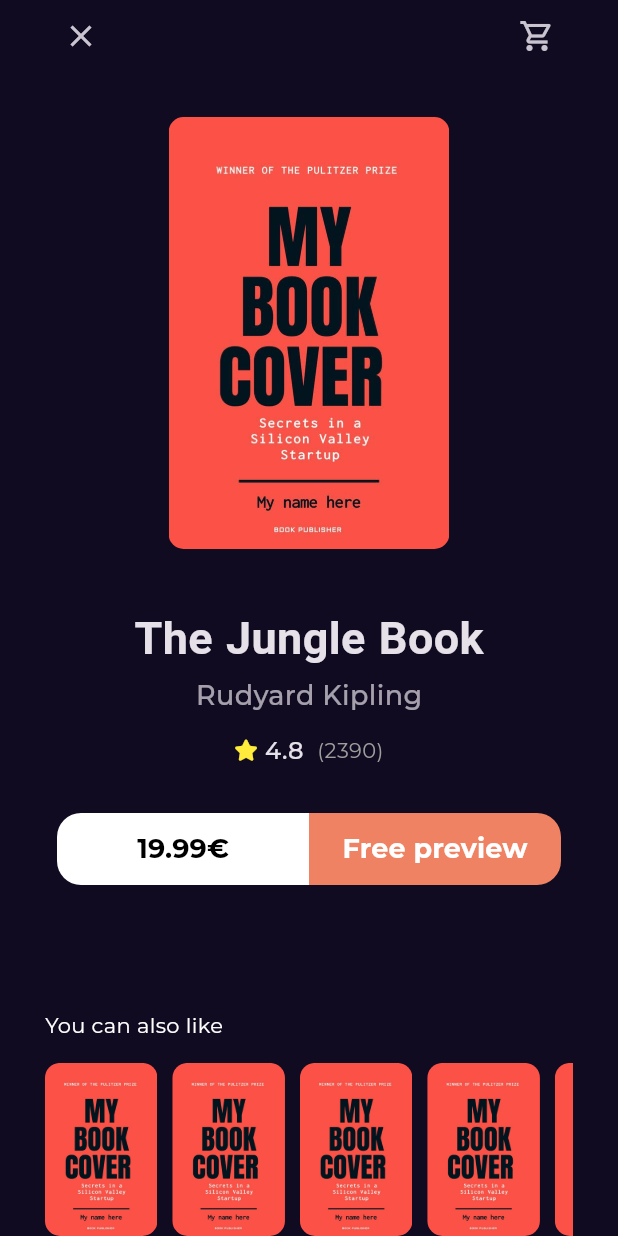
After one commit to abdarahmann/Bookly-_-app, a Flutter app: the BookDetailsView screen opened by its route, on a phone screen of 412 x 824 dp. The commit adds this screen. Run offline on Flutter 3.47's test engine with Material 3 defaults, Android fonts, the phone set to English and light mode, and no system bars; our stand-ins replace font_awesome_flutter, go_router, google_fonts.

Commit message:
refactor book details view

```diff
--- /dev/null
+++ b/lib/features/home/presentation/views/widgets/books_details_section.dart
@@ -0,0 +1,56 @@
+import 'package:flutter/material.dart';
+
+import '../../../../../core/utils/text_styles.dart';
+import 'book_action_button.dart';
+import 'book_rating.dart';
+import 'custom_book_item.dart';
+
+
+class BooksDetailsSection extends StatelessWidget {
+  const BooksDetailsSection({super.key});
+
+  @override
+  Widget build(BuildContext context) {
+       double width = MediaQuery.of(context).size.width;
+    return  Column(
+      children: [
+          Padding(
+                  padding: EdgeInsets.symmetric(
+                    horizontal: width * .2,
+                  ),
+                  child: const CustomBookImage(),
+                ),
+                const SizedBox(
+                  height: 38,
+                ),
+                const Text(
+                  'The Jungle Book',
+                  style: Styles.textStyle30,
+                ),
+                const SizedBox(
+                  height: 4,
+                ),
+                const Opacity(
+                  opacity: .7,
+                  child: Text(
+                    'Rudyard Kipling',
+                    style: Styles.textStyle18,
+                  ),
+                ),
+                const SizedBox(
+                  height: 12,
+                ),
+                const BookRating(
+                  mainAxisAlignment: MainAxisAlignment.center,
+                ),
+                const SizedBox(
+                  height: 30,
+                ),
+                const Padding(
+                  padding: EdgeInsets.symmetric(horizontal: 8),
+                  child: ButtonAction(),
+                ),
+      ],
+    );
+  }
+}
--- a/lib/features/home/presentation/views/widgets/books_details_view_body.dart
+++ b/lib/features/home/presentation/views/widgets/books_details_view_body.dart
@@ -1,83 +1,36 @@
-import 'package:bookly_app/core/utils/text_styles.dart';
-import 'package:bookly_app/features/home/presentation/views/widgets/book_rating.dart';
-import 'package:bookly_app/features/home/presentation/views/widgets/custom_book_item.dart';
 import 'package:flutter/cupertino.dart';
 import 'package:flutter/material.dart';
 import 'package:flutter/widgets.dart';
 
-import 'book_action_button.dart';
+import 'books_details_section.dart';
 import 'custom_book_details_app_bar.dart';
-import 'similer_books_list_view .dart';
+import 'similier_books_section.dart';
 
 class BookDetailsViewBody extends StatelessWidget {
   const BookDetailsViewBody({super.key});
 
   @override
   Widget build(BuildContext context) {
-    double width = MediaQuery.of(context).size.width;
-    return CustomScrollView(
+
+    return const CustomScrollView(
       slivers: [
         SliverFillRemaining(
           child: Padding(
-            padding: const EdgeInsets.symmetric(horizontal: 30),
+            padding: EdgeInsets.symmetric(horizontal: 30),
             child: Column(
               children: [
-                const CustomBookDetailsAppBar(),
-                const SizedBox(
+                 CustomBookDetailsAppBar(),
+                 SizedBox(
                   height: 30,
                 ),
-                Padding(
-                  padding: EdgeInsets.symmetric(
-                    horizontal: width * .2,
-                  ),
-                  child: const CustomBookImage(),
-                ),
-                const SizedBox(
-                  height: 38,
-                ),
-                const Text(
-                  'The Jungle Book',
-                  style: Styles.textStyle30,
-                ),
-                const SizedBox(
-                  height: 4,
-                ),
-                const Opacity(
-                  opacity: .7,
-                  child: Text(
-                    'Rudyard Kipling',
-                    style: Styles.textStyle18,
-                  ),
-                ),
-                const SizedBox(
-                  height: 12,
-                ),
-                const BookRating(
-                  mainAxisAlignment: MainAxisAlignment.center,
-                ),
-                const SizedBox(
-                  height: 30,
-                ),
-                const Padding(
-                  padding: EdgeInsets.symmetric(horizontal: 8),
-                  child: ButtonAction(),
-                ),
-                 const Expanded(
+                BooksDetailsSection(),
+                  Expanded(
                    child: SizedBox(
                     height: 35,
-                                   ),
+                  ),
                  ),
-                Align(
-                  alignment: Alignment.centerLeft,
-                  child: Text(
-                    "You can also like",
-                    style: Styles.textStyle14.copyWith(color: Colors.white),
-                  ),
-                ),
-                const SizedBox(
-                  height: 15,
-                ),
-                const SimilerBooksListView()
+                 SimilierBooksSection(),
+
               ],
             ),
           ),
--- /dev/null
+++ b/lib/features/home/presentation/views/widgets/similier_books_section.dart
@@ -0,0 +1,28 @@
+
+import 'package:flutter/material.dart';
+
+import '../../../../../core/utils/text_styles.dart';
+import 'similer_books_list_view .dart';
+
+class SimilierBooksSection extends StatelessWidget {
+  const SimilierBooksSection({super.key});
+
+  @override
+  Widget build(BuildContext context) {
+    return Column(
+      children: [
+                        Align(
+                  alignment: Alignment.centerLeft,
+                  child: Text(
+                    "You can also like",
+                    style: Styles.textStyle14.copyWith(color: Colors.white),
+                  ),
+                ),
+                const SizedBox(
+                  height: 15,
+                ),
+                const SimilerBooksListView()
+      ],
+    );
+  }
+}
```
